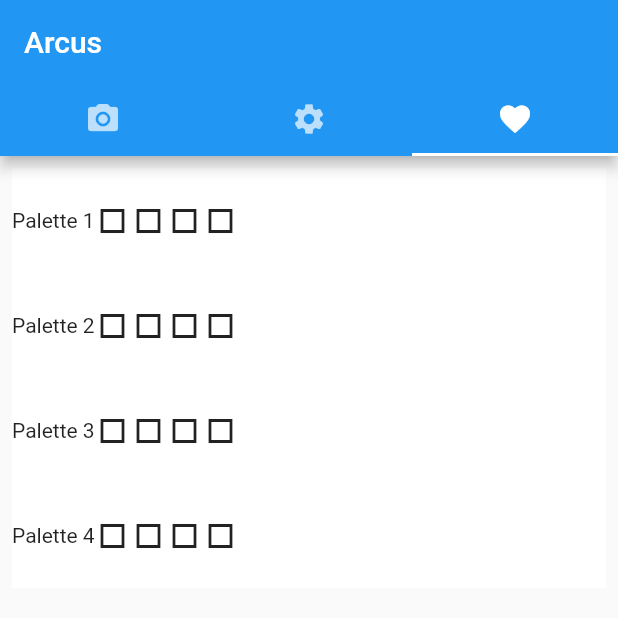
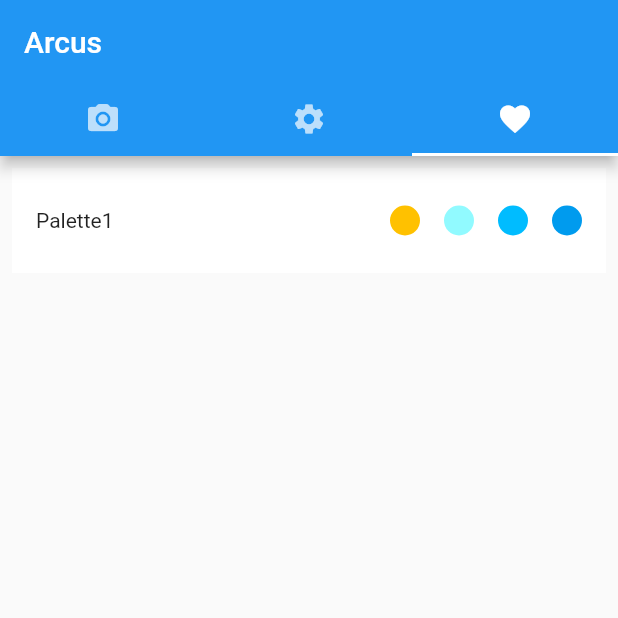
Before and after one commit to sudotensor/arcus, a Flutter app: the screen it shows after launch, tab 3 chosen, on a phone screen of 412 x 824 dp, the top half of it. Run offline on Flutter 3.47's test engine with Material 2 defaults, Android fonts, the phone set to English and light mode, and no system bars; our stand-ins replace image_picker; network calls fail.

Commit message:
Update favourites.dart

```diff
--- a/lib/favourites.dart
+++ b/lib/favourites.dart
@@ -6,26 +6,34 @@ class Favourites extends StatefulWidget {
 }
 
 class _FavouritesState extends State<Favourites> {
-  final List<String> favourites = <String>['Palette 1', 'Palette 2', 'Palette 3', 'Palette 4'];
+  static const List<_MyPalette> palettes = const <_MyPalette>[
+    _MyPalette('Palette1', const Color(0xFFFFC100), const Color(0xFF91FAFF), const Color(0xFF00BCFF), const Color(0xFF009BEE)),
+  ];
 
   @override
   Widget build(BuildContext context) {
     return ListView.builder(
         padding: const EdgeInsets.all(8),
-        itemCount: favourites.length,
+        itemCount: palettes.length,
         itemBuilder: (BuildContext context, int index) {
           return Container(
             height: 70,
             color: Colors.white,
             child: Align(
-                alignment: Alignment(-0.9, 0.0),
+                alignment: Alignment(0.0, 0.0),
                 child: Row(
                   children: <Widget> [
-                    Text('${favourites[index]}'),
-                    Icon(Icons.crop_square_sharp),
-                    Icon(Icons.crop_square_sharp),
-                    Icon(Icons.crop_square_sharp),
-                    Icon(Icons.crop_square_sharp),
+                    Padding(padding: EdgeInsets.all(8.0)),
+                    Text('${palettes[index].name}'),
+                    Spacer(),
+                    Box(palettes[index].color1),
+                    Padding(padding: EdgeInsets.all(8.0)),
+                    Box(palettes[index].color2),
+                    Padding(padding: EdgeInsets.all(8.0)),
+                    Box(palettes[index].color3),
+                    Padding(padding: EdgeInsets.all(8.0)),
+                    Box(palettes[index].color4),
+                    Padding(padding: EdgeInsets.all(8.0)),
                   ]
                 )
             ),
@@ -34,3 +42,33 @@ class _FavouritesState extends State<Favourites> {
     );
   }
 }
+
+class Box extends StatelessWidget {
+  Box(this.color);
+
+  final Color color;
+
+  @override
+  Widget build(BuildContext context) {
+    return Container(
+      height: 20,
+      width: 20.0,
+      color: Colors.transparent,
+      child: Container(
+        decoration: BoxDecoration(
+            color: color,
+            borderRadius: BorderRadius.all(Radius.circular(10.0))),
+      ),
+    );
+  }
+}
+
+class _MyPalette {
+  const _MyPalette(this.name, this.color1, this.color2, this.color3, this.color4);
+
+  final String name;
+  final Color color1;
+  final Color color2;
+  final Color color3;
+  final Color color4;
+}
```
